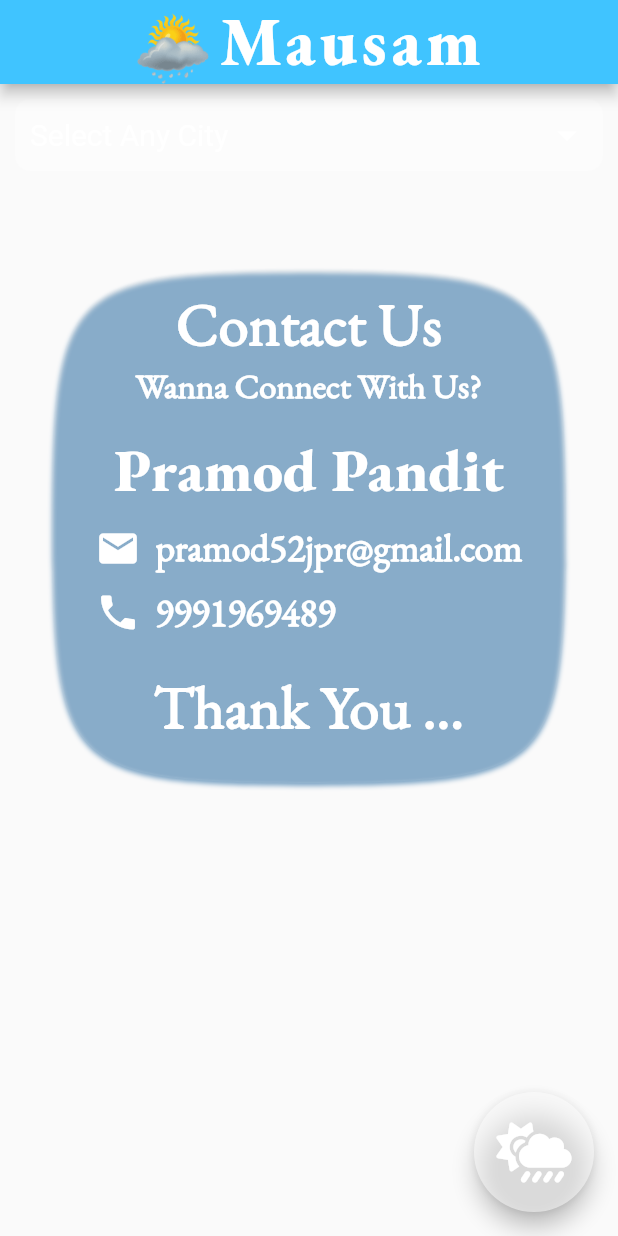
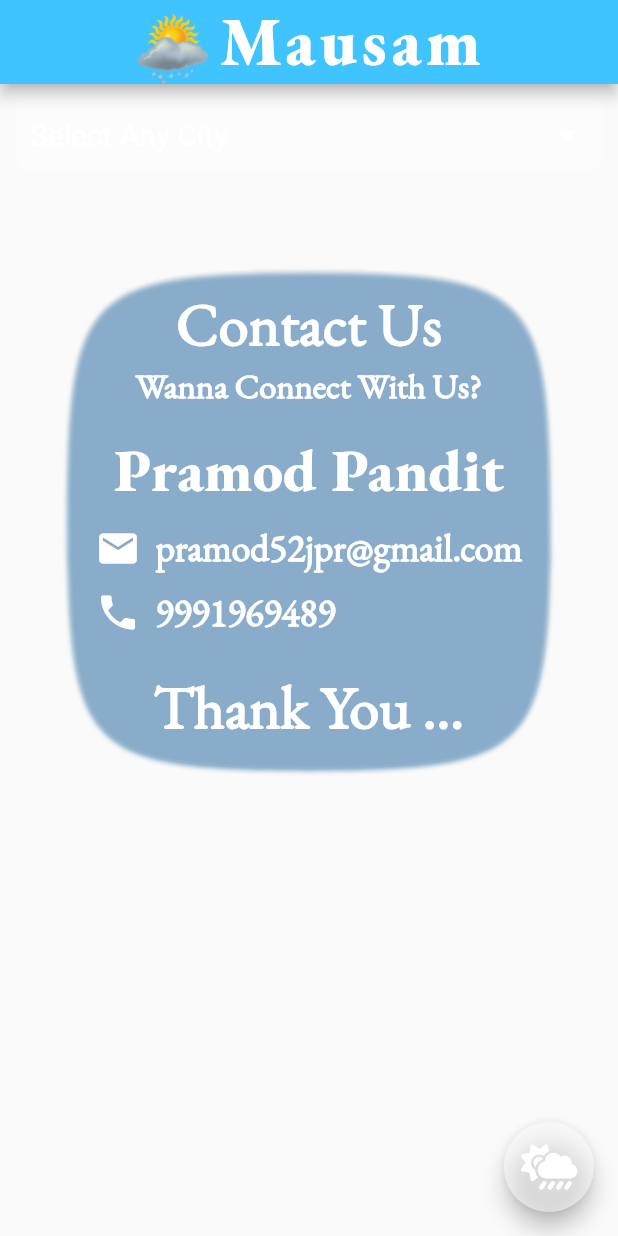
Before and after one commit to pramod52jpr/Mausam, a Flutter app: the screen it shows after launch, after a tap on an icon or button, on a phone screen of 412 x 824 dp. Run offline on Flutter 3.47's test engine with Material 2 defaults, Android fonts, the phone set to English and light mode, and no system bars; drawn by our look-alikes of dropdown_textfield; our stand-ins replace font_awesome_flutter, geocoding, geolocator, shimmer; network calls fail.

Commit message:
small design change

```diff
--- a/lib/main.dart
+++ b/lib/main.dart
@@ -22,13 +22,6 @@
   void initState() {
     super.initState();
     Timer(
-      Duration(seconds: 0),
-      () {
-        y = 0.0;
-        setState(() {});
-      },
-    );
-    Timer(
       Duration(seconds: 3),
       () {
         Navigator.pushReplacement(
@@ -45,10 +38,6 @@
     return Material(
       color: Color.fromRGBO(135, 206, 235, 1),
       child: Center(
-          child: AnimatedSlide(
-        offset: Offset(0.0, y),
-        duration: Duration(seconds: 2),
-        curve: Curves.elasticOut,
           child: Column(
         children: [
           SizedBox(height: 120),
@@ -60,7 +49,7 @@
             "Mausam",
             style: TextStyle(
                 color: Color.fromRGBO(0, 26, 255, 1),
-                  fontSize: 100,
+                fontSize: 90,
                 fontFamily: "EBGaramontEb"),
           ),
           Row(
@@ -68,19 +57,18 @@
             children: [
               Text(
                 "Developed by",
-                  style: TextStyle(fontSize: 23, fontFamily: "EBGaramontRg"),
+                style: TextStyle(fontSize: 20, fontFamily: "EBGaramontRg"),
               ),
               SizedBox(
                 width: 10,
               ),
               Text(
                 "PRAMOD PANDIT",
-                  style: TextStyle(fontSize: 25, fontFamily: "EBGaramontEb"),
+                style: TextStyle(fontSize: 23, fontFamily: "EBGaramontEb"),
               ),
             ],
           )
         ],
-        ),
       )),
     );
   }
--- a/lib/weatherPage.dart
+++ b/lib/weatherPage.dart
@@ -1,4 +1,6 @@
 // ignore_for_file: prefer_const_constructors, unused_local_variable, prefer_typing_uninitialized_variables, use_key_in_widget_constructors, file_names, prefer_const_literals_to_create_immutables, sort_child_properties_last, unnecessary_string_interpolations
+
+import 'dart:async';
 
 import 'package:flutter/material.dart';
 import 'dart:convert';
@@ -17,6 +19,7 @@ class WeatherPage extends StatefulWidget {
 
 class _WeatherPage extends State {
   bool contact = false;
+  var opacity = 0.0;
   var city;
   var cityDetails;
   var weather;
@@ -120,6 +123,10 @@ class _WeatherPage extends State {
   @override
   void initState() {
     super.initState();
+    Timer(Duration(seconds: 0), () {
+      opacity = 1.0;
+      setState(() {});
+    });
     fetchLocation().then(
         (paramValue) => getLocation().then((locationValue) => mausamchange()));
   }
@@ -153,7 +160,7 @@ class _WeatherPage extends State {
         backgroundColor: Colors.lightBlueAccent,
       ),
       floatingActionButton: SizedBox.square(
-        dimension: 80,
+        dimension: 60,
         child: FloatingActionButton(
           splashColor: Colors.blue,
           tooltip: contact ? "See Weather" : "About Owner",
@@ -165,11 +172,11 @@ class _WeatherPage extends State {
           child: contact
               ? FaIcon(
                   FontAwesomeIcons.cloudSunRain,
-                  size: 40,
+                  size: 30,
                 )
               : FaIcon(
                   FontAwesomeIcons.user,
-                  size: 40,
+                  size: 30,
                 ),
         ),
       ),
@@ -180,6 +187,9 @@ class _WeatherPage extends State {
             setState(() {});
           },
         ),
+        child: AnimatedOpacity(
+          duration: Duration(seconds: 2),
+          opacity: opacity,
           child: SingleChildScrollView(
             child: Stack(
               children: [
@@ -228,8 +238,8 @@ class _WeatherPage extends State {
                 Center(
                   child: Container(
                     margin: EdgeInsets.only(top: 120),
-                  height: 350,
-                  width: 350,
+                    height: 340,
+                    width: 330,
                     child: Card(
                       shadowColor: Colors.blue,
                       shape: ContinuousRectangleBorder(
@@ -272,7 +282,8 @@ class _WeatherPage extends State {
                                       mainAxisSize: MainAxisSize.min,
                                       crossAxisAlignment:
                                           CrossAxisAlignment.center,
-                                    mainAxisAlignment: MainAxisAlignment.start,
+                                      mainAxisAlignment:
+                                          MainAxisAlignment.start,
                                       children: [
                                         Icon(
                                           Icons.email,
@@ -295,7 +306,8 @@ class _WeatherPage extends State {
                                       mainAxisSize: MainAxisSize.min,
                                       crossAxisAlignment:
                                           CrossAxisAlignment.center,
-                                    mainAxisAlignment: MainAxisAlignment.start,
+                                      mainAxisAlignment:
+                                          MainAxisAlignment.start,
                                       children: [
                                         Icon(
                                           Icons.phone,
@@ -410,6 +422,7 @@ class _WeatherPage extends State {
             ),
           ),
         ),
+      ),
     );
   }
 }
```
Lines whose indentation alone changed are shown as unchanged.
